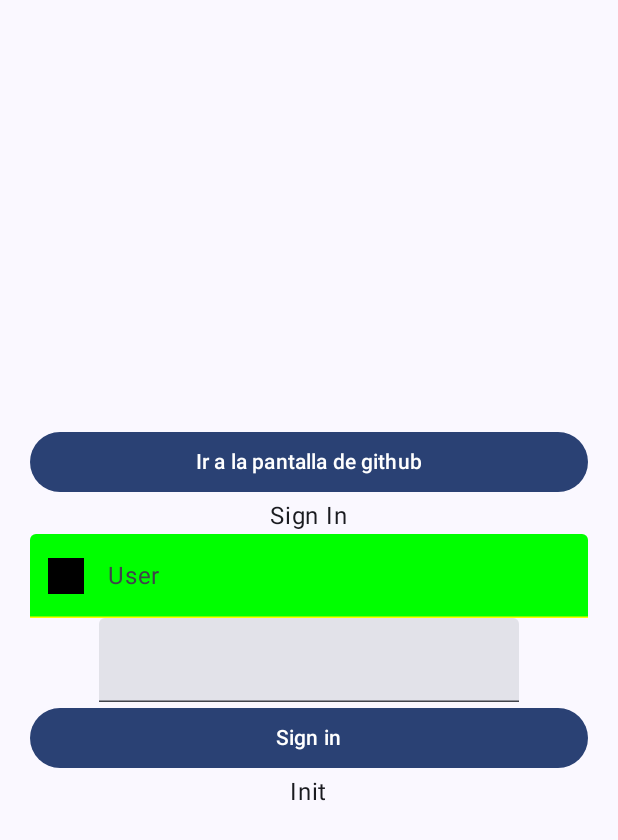
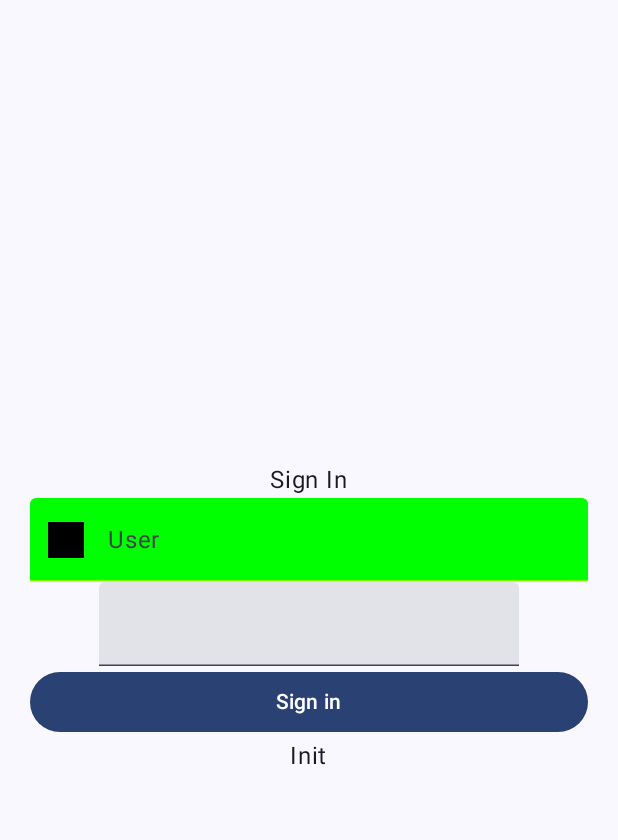
Before and after one commit to JonathanELPRO/noniCobo, an Android app built with Jetpack Compose: the screen it shows after launch (MainActivity), on a phone screen of 412 x 824 dp. Shown: the top 840 px of the screen. Run offline under Robolectric (Android 15) with nearby library versions, the phone set to English and light mode, and no system bars; pictures from the network do not load.

Commit message:
third commit

```diff
--- a/app/src/main/java/com/calyrsoft/ucbp1/presentation/LoginScreen.kt
+++ b/app/src/main/java/com/calyrsoft/ucbp1/presentation/LoginScreen.kt
@@ -47,11 +47,6 @@ fun SigninPage(modifier: Modifier,
         verticalArrangement = Arrangement.Center,
         horizontalAlignment = Alignment.CenterHorizontally,
     ) {
-        Button(modifier = Modifier.fillMaxWidth(),
-            onClick = {})
-        {
-            Text("Ir a la pantalla de github")
-        }
         Text(text = "Sign In")
 
         TextField(
```
